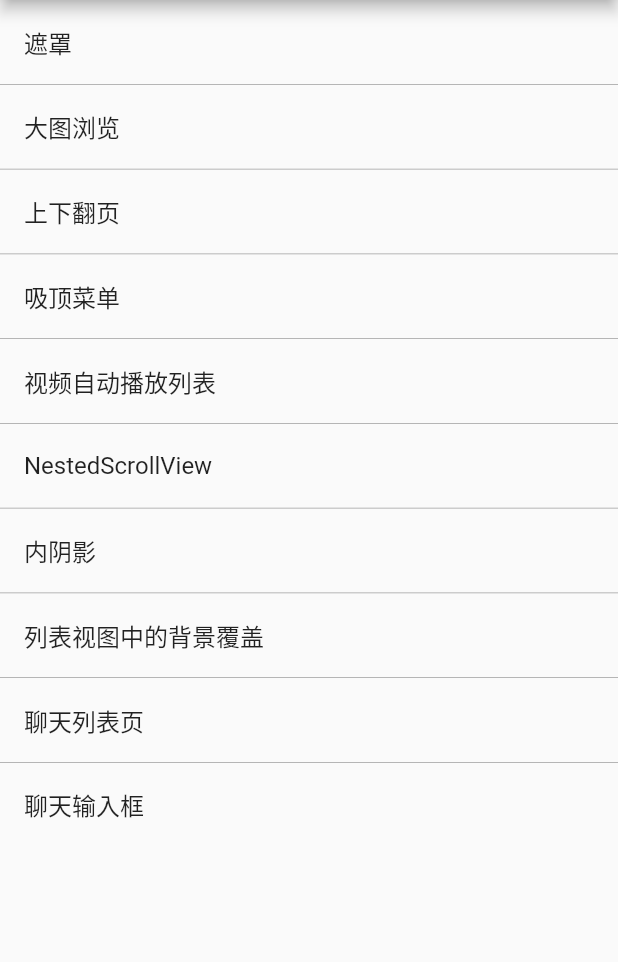
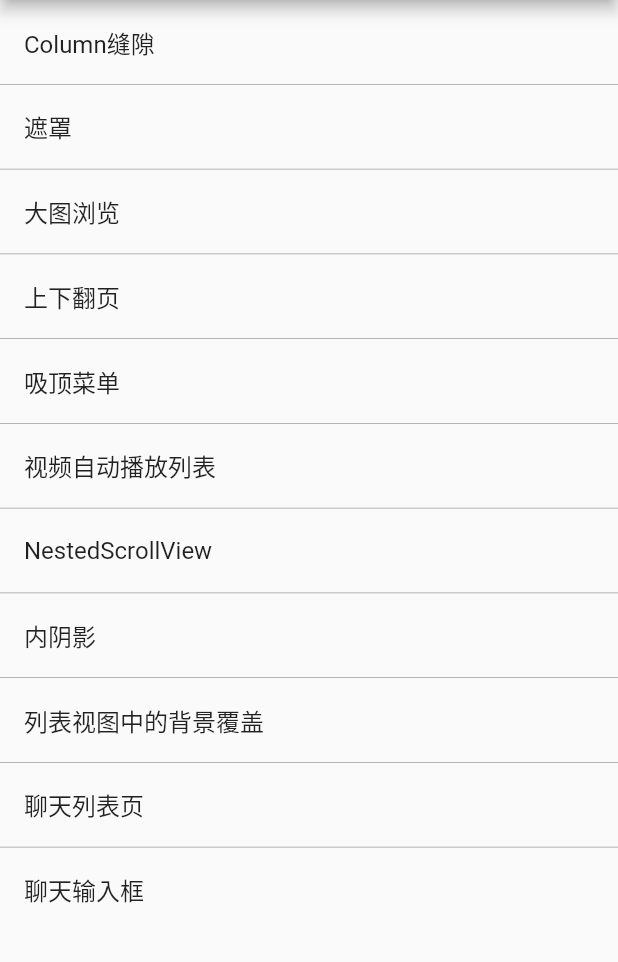
Before and after one commit to LinXunFeng/flutter_demo, a Flutter app: the screen it shows after launch, on a phone screen of 412 x 824 dp, the part 84-1046 px from its top. Run offline on Flutter 3.47's test engine with Material 2 defaults, Android fonts, the phone set to English and light mode, and no system bars; our stand-ins replace extended_image, scrollable_positioned_list.

Commit message:
feat: Column缝隙示例

```diff
--- a/lib/features/home/home_page.dart
+++ b/lib/features/home/home_page.dart
@@ -1,5 +1,6 @@
 import 'package:flutter/material.dart';
 import 'package:flutter_demo/features/chat_list/chat_list_page.dart';
+import 'package:flutter_demo/features/column_gap/column_gap_page.dart';
 import 'package:flutter_demo/features/inner_shadow/inner_shadow_page.dart';
 import 'package:flutter_demo/features/list_cover_bg/list_cover_bg_page.dart';
 import 'package:flutter_demo/features/mask/mask_page.dart';
@@ -31,12 +32,15 @@ enum HomeListRowType {
   chatList,
   // 聊天输入框
   chatTextField,
+  // Column缝隙
+  columnGap,
 }
 
 class HomePage extends StatelessWidget {
   HomePage({Key? key}) : super(key: key);
 
   final List<HomeListRowType> rowTypeArr = [
+    HomeListRowType.columnGap,
     HomeListRowType.mask,
     HomeListRowType.photoBrowse,
     HomeListRowType.verticalFlip,
@@ -73,6 +77,10 @@ class HomePage extends StatelessWidget {
       String title = '';
       Widget page;
       switch (type) {
+        case HomeListRowType.columnGap:
+          title = 'Column缝隙';
+          page = const ColumnGapPage();
+          break;
         case HomeListRowType.mask:
           title = '遮罩';
           page = const MaskPage();
```
Also changed, not shown: lib/features/column_gap/column_gap_page.dart (added, +65 -0 lines).
